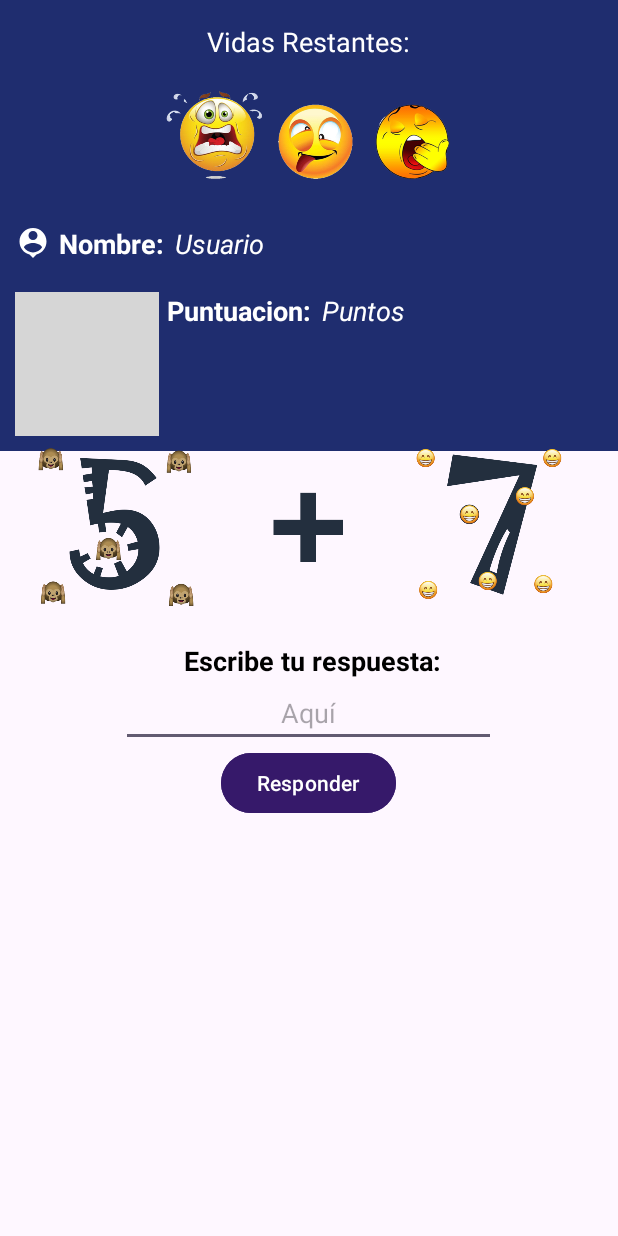
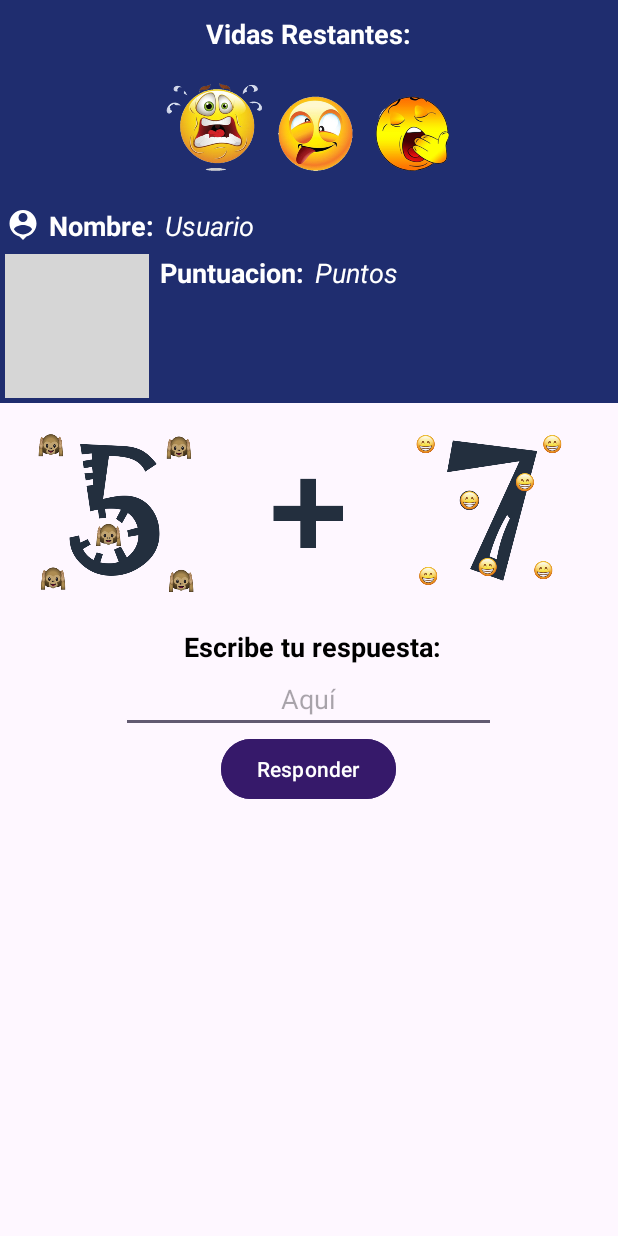
Before and after one commit to AdairPonceuwu/Mobile-Applications-Project, an Android app: the Nivel1_Sumas_Faciles screen opened directly, with no data from a screen before it, on a phone screen of 412 x 824 dp. Run offline under Robolectric (Android 15) with nearby library versions, the phone set to English and light mode, and no system bars; grey boxes are pictures that could not be loaded.

Commit message:
Añadir etiqueta a la actividad Nivel1_Sumas_Fáciles y corregir formato en deploymentTargetDropDown.xml

```diff
--- a/app/src/main/AndroidManifest.xml
+++ b/app/src/main/AndroidManifest.xml
@@ -16,6 +16,7 @@
         tools:targetApi="31">
         <activity
             android:name=".Nivel1_Sumas_Faciles"
+            android:label="Sumas fáciles"
             android:exported="false" />
         <activity
             android:name=".LoginActivity"
@@ -32,7 +33,7 @@
         </activity>
         <activity
             android:name=".RegisterActivity"
-            android:exported="true"></activity>
+            android:exported="true"/>
     </application>
 
 </manifest>
--- a/app/src/main/res/layout/activity_nivel1_sumas_faciles.xml
+++ b/app/src/main/res/layout/activity_nivel1_sumas_faciles.xml
@@ -8,6 +8,10 @@
     android:fitsSystemWindows="true"
     tools:context=".Nivel1_Sumas_Faciles">
 
+    <LinearLayout
+        android:layout_width="match_parent"
+        android:layout_height="match_parent"
+        android:orientation="vertical">
 
         <LinearLayout
             android:layout_width="match_parent"
@@ -20,14 +24,16 @@
                 android:layout_height="wrap_content"
                 android:gravity="center"
                 android:orientation="vertical">
+
+
                 <TextView
                     android:layout_width="wrap_content"
                     android:layout_height="wrap_content"
                     android:text="Vidas Restantes:"
                     android:textColor="@color/white"
                     android:textSize="18sp"
-                style="bold"
-                android:layout_marginTop="15dp"/>
+                    android:textStyle="bold"
+                    android:layout_marginTop="10dp"/>
 
                 <ImageView
                     android:id="@+id/imageVidas"
@@ -42,7 +48,7 @@
                 android:layout_width="match_parent"
                 android:layout_height="wrap_content"
                 android:orientation="horizontal"
-            android:layout_margin="10dp">
+                android:layout_margin="3dp">
                 <ImageView
                     android:layout_width="wrap_content"
                     android:layout_height="wrap_content"
@@ -72,12 +78,12 @@
                 android:layout_width="match_parent"
                 android:layout_height="wrap_content"
                 android:orientation="horizontal"
-            android:layout_margin="10dp">
+                android:layout_margin="3dp">
                 <ImageView
                     android:layout_width="wrap_content"
                     android:layout_height="wrap_content"
                     android:src="@drawable/ic_puntos"
-                android:layout_marginRight="5dp"/>
+                    android:layout_marginRight="7dp"/>
                 <TextView
                     android:layout_width="wrap_content"
                     android:layout_height="wrap_content"
@@ -157,7 +163,8 @@
                     android:layout_width="250dp"
                     android:layout_height="wrap_content"
                     android:hint="Aquí"
-                android:gravity="center"/>
+                    android:gravity="center"
+                    android:inputType="number"/>
 
                 <Button
                     android:id="@+id/btnRespuesta"
@@ -176,4 +183,13 @@
         </LinearLayout>
 
 
+
+    </LinearLayout>
+
+
+
+
+
+
+
 </androidx.coordinatorlayout.widget.CoordinatorLayout>
```
Lines whose indentation alone changed are shown as unchanged.
